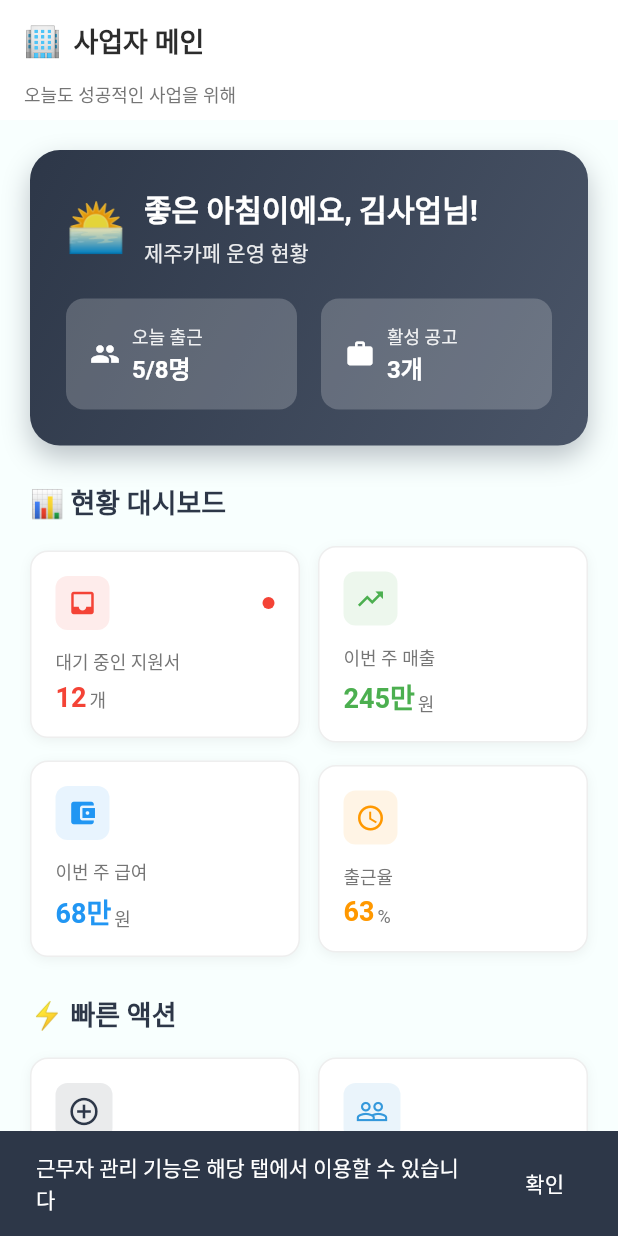
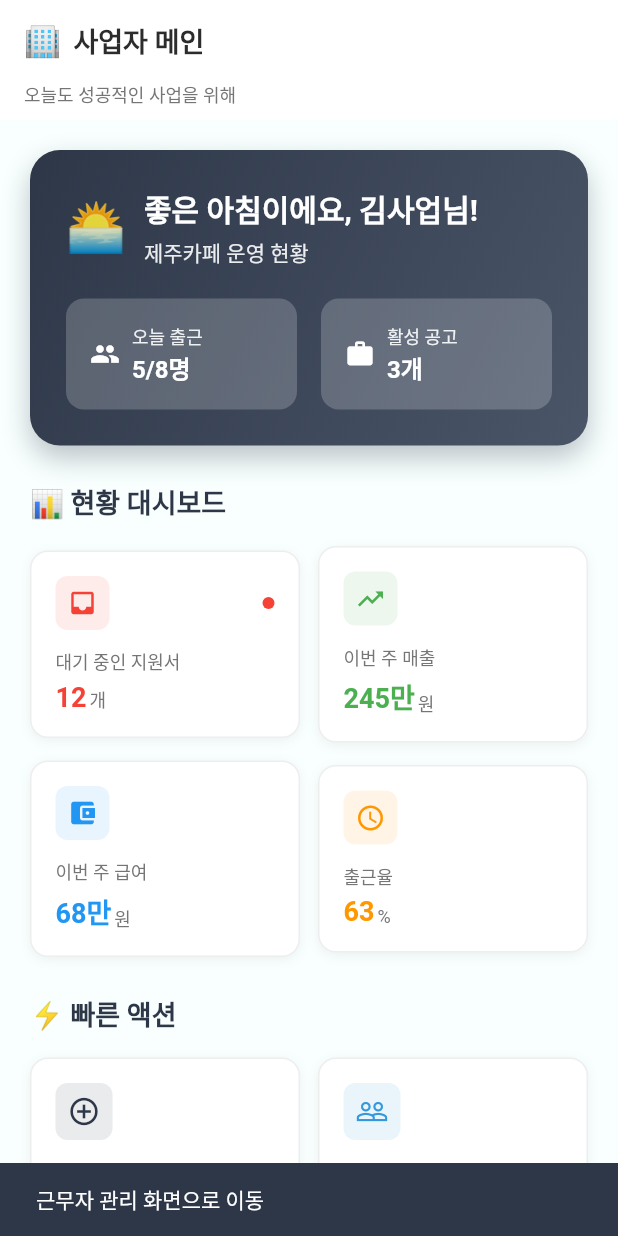
Before and after one commit to MIL-LO/ilhayoung_app, a Flutter app: the EmployerMainScreen screen opened directly, after a tap on "근무자 관리", on a phone screen of 412 x 824 dp. Run offline on Flutter 3.47's test engine with Material 3 defaults, Android fonts, the light colour scheme and no system bars; our stand-ins replace flutter_riverpod, shared_preferences, webview_flutter; missing offline and left inert: kakao_flutter_sdk; accounts and stored records are empty.

```diff
--- a/lib/screens/employer/main/employer_main_screen.dart
+++ b/lib/screens/employer/main/employer_main_screen.dart
@@ -1,5 +1,3 @@
-// lib/screens/employer/main/employer_main_screen.dart - 에러 수정 버전
-
 import 'package:flutter/material.dart';
 import 'package:flutter/services.dart';
 import '../../../components/common/unified_app_header.dart';
@@ -14,9 +12,7 @@ class EmployerMainScreen extends StatefulWidget {
 }
 
 class _EmployerMainScreenState extends State<EmployerMainScreen>
-    with TickerProviderStateMixin, WidgetsBindingObserver {
-
-  // 애니메이션
+    with TickerProviderStateMixin {
   late AnimationController _fadeController;
   late Animation<double> _fadeAnimation;
   late AnimationController _slideController;
@@ -35,16 +31,7 @@ class _EmployerMainScreenState extends State<EmployerMainScreen>
   @override
   void initState() {
     super.initState();
-    WidgetsBinding.instance.addObserver(this);
     _initAnimations();
-  }
-
-  @override
-  void dispose() {
-    WidgetsBinding.instance.removeObserver(this);
-    _fadeController.dispose();
-    _slideController.dispose();
-    super.dispose();
   }
 
   void _initAnimations() {
@@ -74,6 +61,13 @@ class _EmployerMainScreenState extends State<EmployerMainScreen>
 
     _fadeController.forward();
     _slideController.forward();
+  }
+
+  @override
+  void dispose() {
+    _fadeController.dispose();
+    _slideController.dispose();
+    super.dispose();
   }
 
   @override
@@ -112,7 +106,6 @@ class _EmployerMainScreenState extends State<EmployerMainScreen>
     );
   }
 
-  // === 기존 UI 메서드들 ===
   Widget _buildWelcomeCard() {
     final now = DateTime.now();
     final hour = now.hour;
@@ -279,7 +272,6 @@ class _EmployerMainScreenState extends State<EmployerMainScreen>
                 '원',
                 Icons.trending_up,
                 Colors.green,
-                showBadge: false, // onTap 대신 showBadge 사용
               ),
             ),
           ],
@@ -320,12 +312,7 @@ class _EmployerMainScreenState extends State<EmployerMainScreen>
     Color color, {
     bool showBadge = false,
   }) {
-    return GestureDetector(
-      onTap: () {
-        HapticFeedback.lightImpact();
-        _showNotImplementedMessage(title);
-      },
-      child: Container(
+    return Container(
       padding: const EdgeInsets.all(16),
       decoration: BoxDecoration(
         color: Colors.white,
@@ -397,7 +384,6 @@ class _EmployerMainScreenState extends State<EmployerMainScreen>
           ),
         ],
       ),
-      ),
     );
   }
 
@@ -422,7 +408,7 @@ class _EmployerMainScreenState extends State<EmployerMainScreen>
                 '새로운 인재 모집',
                 Icons.add_circle_outline,
                 const Color(0xFF2D3748), // 현무암색
-                    () => _showNotImplementedMessage('공고 작성'), // onTap 추가
+                () => _navigateToCreateJob(),
               ),
             ),
             const SizedBox(width: 12),
@@ -432,7 +418,7 @@ class _EmployerMainScreenState extends State<EmployerMainScreen>
                 '출근/퇴근 현황',
                 Icons.people_outline,
                 const Color(0xFF3498DB),
-                    () => _showNotImplementedMessage('근무자 관리'),
+                () => _navigateToManageStaff(),
               ),
             ),
           ],
@@ -446,7 +432,7 @@ class _EmployerMainScreenState extends State<EmployerMainScreen>
                 '새로운 지원자 확인',
                 Icons.inbox_outlined,
                 const Color(0xFFE74C3C),
-                    () => _showNotImplementedMessage('지원자 관리'),
+                () => _navigateToApplications(),
                 badge: _pendingApplications > 0 ? _pendingApplications : null,
               ),
             ),
@@ -457,7 +443,7 @@ class _EmployerMainScreenState extends State<EmployerMainScreen>
                 '이번 주 급여 미리보기',
                 Icons.calculate_outlined,
                 const Color(0xFF27AE60),
-                    () => _showNotImplementedMessage('급여 계산'),
+                () => _navigateToWageCalculator(),
               ),
             ),
           ],
@@ -566,35 +552,26 @@ class _EmployerMainScreenState extends State<EmployerMainScreen>
           ),
         ),
         const SizedBox(height: 16),
-        GestureDetector(
-          onTap: () => _showNotImplementedMessage('지원서 확인'),
-          child: _buildTaskCard(
+        _buildTaskCard(
           '새로운 지원서 확인',
           '카페 아르바이트에 7명, 홀서빙에 5명이 지원했어요',
           Icons.mail_outline,
           Colors.red,
           isUrgent: true,
         ),
-        ),
         const SizedBox(height: 12),
-        GestureDetector(
-          onTap: () => _showNotImplementedMessage('출근 관리'),
-          child: _buildTaskCard(
+        _buildTaskCard(
           '오늘 출근 예정자',
           '김○○, 이○○, 박○○님이 오늘 출근 예정입니다',
           Icons.schedule,
           Colors.blue,
         ),
-        ),
         const SizedBox(height: 12),
-        GestureDetector(
-          onTap: () => _showNotImplementedMessage('급여 관리'),
-          child: _buildTaskCard(
+        _buildTaskCard(
           '급여 지급 안내',
           '이번 주 금요일 급여 지급일입니다',
           Icons.account_balance_wallet,
           Colors.green,
-          ),
         ),
       ],
     );
@@ -780,19 +757,48 @@ class _EmployerMainScreenState extends State<EmployerMainScreen>
     return (amount / 10000).round().toString() + '만';
   }
 
-  // === 알림 메시지 ===
-  void _showNotImplementedMessage(String feature) {
+  // 네비게이션 메서드들
+  void _navigateToCreateJob() {
     ScaffoldMessenger.of(context).showSnackBar(
       SnackBar(
-        content: Text('$feature 기능은 해당 탭에서 이용할 수 있습니다'),
-        backgroundColor: const Color(0xFF2D3748),
-        duration: const Duration(seconds: 2),
-        action: SnackBarAction(
-          label: '확인',
-          textColor: Colors.white,
-          onPressed: () {},
-        ),
+        content: const Text('공고 작성 화면으로 이동'),
+        backgroundColor: const Color(0xFF2D3748), // 현무암색
+        duration: const Duration(seconds: 1),
       ),
     );
+    // TODO: 공고 작성 화면으로 이동
+  }
+
+  void _navigateToManageStaff() {
+    ScaffoldMessenger.of(context).showSnackBar(
+      SnackBar(
+        content: const Text('근무자 관리 화면으로 이동'),
+        backgroundColor: const Color(0xFF2D3748), // 현무암색
+        duration: const Duration(seconds: 1),
+      ),
+    );
+    // TODO: 근무자 관리 화면으로 이동
+  }
+
+  void _navigateToApplications() {
+    ScaffoldMessenger.of(context).showSnackBar(
+      SnackBar(
+        content: const Text('지원 현황 화면으로 이동'),
+        backgroundColor: const Color(0xFF2D3748), // 현무암색
+        duration: const Duration(seconds: 1),
+      ),
+    );
+    // TODO: 지원 현황 화면으로 이동
+  }
+
+  void _navigateToWageCalculator() {
+    ScaffoldMessenger.of(context).showSnackBar(
+      SnackBar(
+        content: const Text('급여 계산 화면으로 이동'),
+        backgroundColor: const Color(0xFF2D3748), // 현무암색
+        duration: const Duration(seconds: 1),
+      ),
+    );
+    // TODO: 급여 계산 화면으로 이동
   }
 }
```
Also changed, not shown: lib/screens/manager/worker_management_screen.dart (+71 -4 lines), lib/services/worker_attendance_service.dart (+7 -8 lines), lib/services/worker_management_service.dart (+83 -0 lines). Lines whose indentation alone changed are shown as unchanged.
